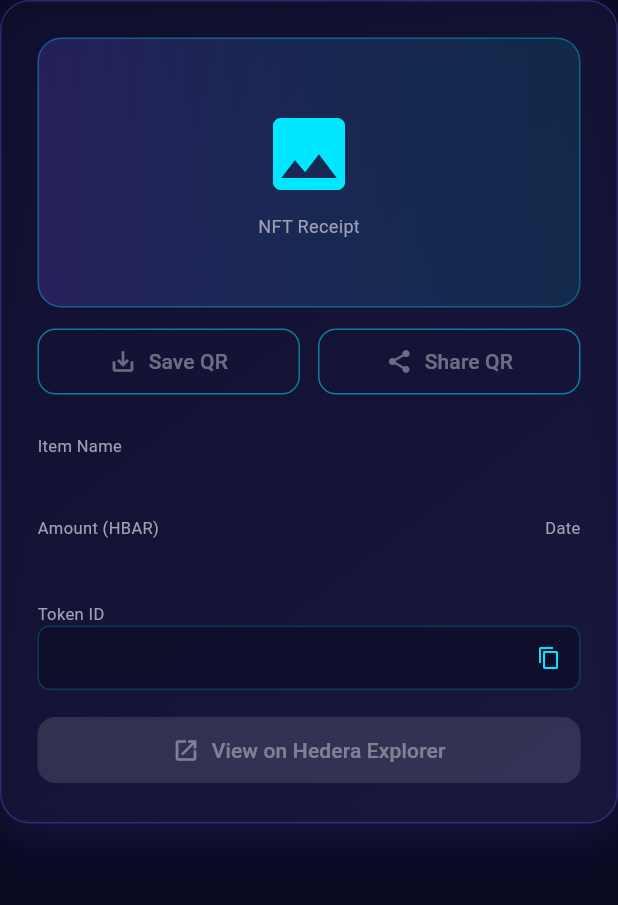
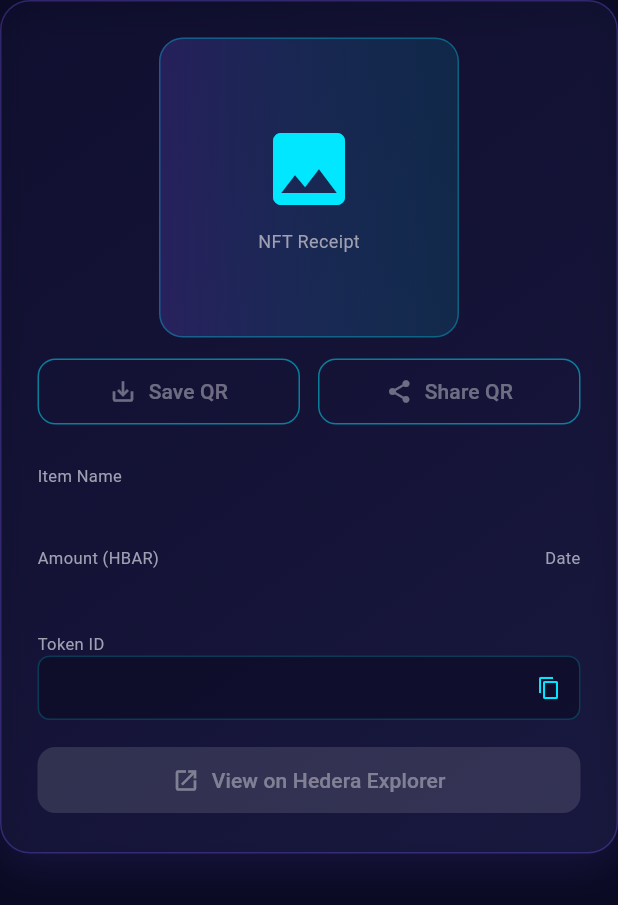
Before and after one commit to ejehstephen/hedraproof, a Flutter app: the ReceiptCard widget shown alone on an empty page, opened directly with empty values, on a phone screen of 412 x 824 dp. Shown: the top 905 px of the screen. Run offline on Flutter 3.47's test engine with Material 3 defaults, Android fonts, the phone set to English and light mode, and no system bars; our stand-ins replace google_fonts, hive, hive_flutter, share_plus, shared_preferences; missing offline and left inert: mobile_scanner; accounts and stored records are empty.

Commit message:
fixing recipt card qrcode

```diff
--- a/lib/widgets/receipt_card.dart
+++ b/lib/widgets/receipt_card.dart
@@ -112,9 +112,18 @@ class _ReceiptCardState extends State<ReceiptCard> {
             crossAxisAlignment: CrossAxisAlignment.start,
             children: [
               // ---------------- QR CODE ----------------
-              Container(
-                width: double.infinity,
-                height: 180,
+              Center(
+                child: LayoutBuilder(
+                  builder: (context, constraints) {
+                    final qrSize =
+                        constraints.maxWidth * 0.7; // 70% of available width
+                    final maxQrSize = 200.0; // Maximum size for the QR code
+                    final actualQrSize =
+                        qrSize > maxQrSize ? maxQrSize : qrSize;
+
+                    return Container(
+                      width: actualQrSize,
+                      height: actualQrSize,
                       decoration: BoxDecoration(
                         gradient: LinearGradient(
                           colors: [
@@ -131,10 +140,13 @@ class _ReceiptCardState extends State<ReceiptCard> {
                         child: widget.qrCodeIpfsCid != null
                             ? Image.network(
                                 "https://gateway.pinata.cloud/ipfs/${widget.qrCodeIpfsCid}",
-                          fit: BoxFit.cover,
+                                fit: BoxFit.fill,
                                 errorBuilder: (context, _, __) => _qrError(),
                               )
                             : _qrPlaceholder(),
+                      ),
+                    );
+                  },
                 ),
               ),
 
@@ -183,8 +195,10 @@ class _ReceiptCardState extends State<ReceiptCard> {
 
               // ---------------- SERIAL OPTIONAL ----------------
               if (widget.serial != null) ...[
-                const Text("Serial Number",
-                    style: TextStyle(color: Color(0xFFA0A0B3), fontSize: 11)),
+                const Text(
+                  "Serial Number",
+                  style: TextStyle(color: Color(0xFFA0A0B3), fontSize: 11),
+                ),
                 Container(
                   padding: const EdgeInsets.all(12),
                   margin: const EdgeInsets.only(top: 4),
@@ -194,7 +208,8 @@ class _ReceiptCardState extends State<ReceiptCard> {
                     style: const TextStyle(
                       color: Color(0xFF00E7FF),
                       fontFamily: "monospace",
-                        fontSize: 12),
+                      fontSize: 12,
+                    ),
                   ),
                 ),
                 const SizedBox(height: 16),
@@ -212,8 +227,10 @@ class _ReceiptCardState extends State<ReceiptCard> {
               const SizedBox(height: 16),
 
               // ---------------- TOKEN ID ----------------
-              const Text("Token ID",
-                  style: TextStyle(color: Color(0xFFA0A0B3), fontSize: 11)),
+              const Text(
+                "Token ID",
+                style: TextStyle(color: Color(0xFFA0A0B3), fontSize: 11),
+              ),
               Container(
                 padding: const EdgeInsets.all(12),
                 decoration: _boxStyle(),
@@ -232,8 +249,11 @@ class _ReceiptCardState extends State<ReceiptCard> {
                     ),
                     GestureDetector(
                       onTap: widget.onCopy,
-                      child: const Icon(Icons.content_copy,
-                          size: 16, color: Color(0xFF00E7FF)),
+                      child: const Icon(
+                        Icons.content_copy,
+                        size: 16,
+                        color: Color(0xFF00E7FF),
+                      ),
                     ),
                   ],
                 ),
```
Also changed, not shown: 1 other file. Lines whose indentation alone changed are shown as unchanged.
